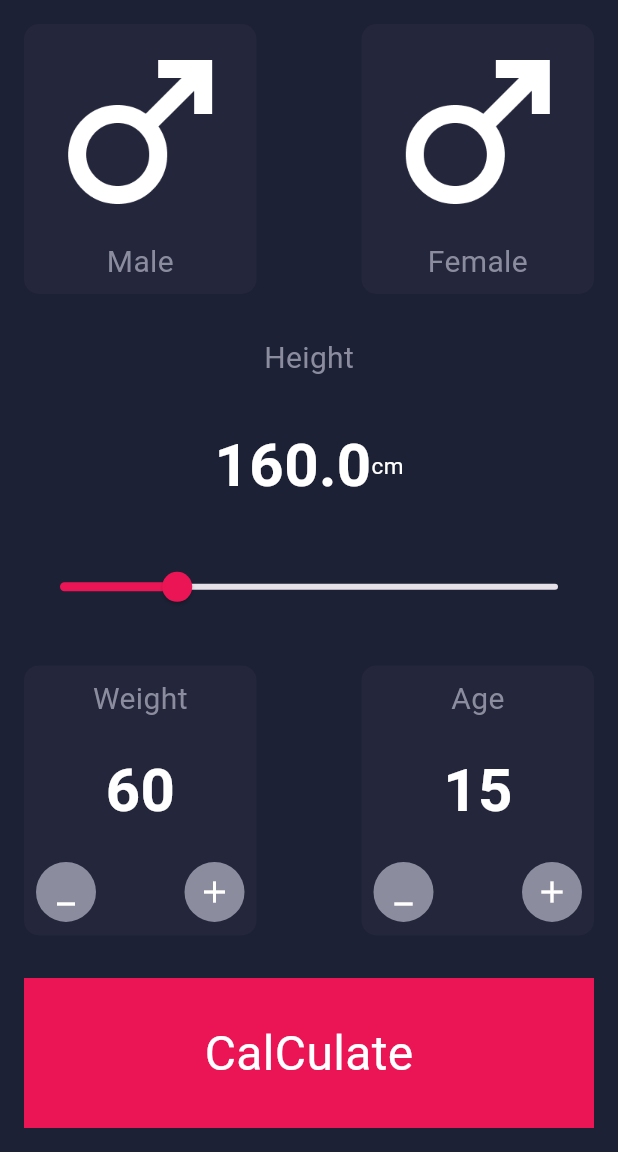
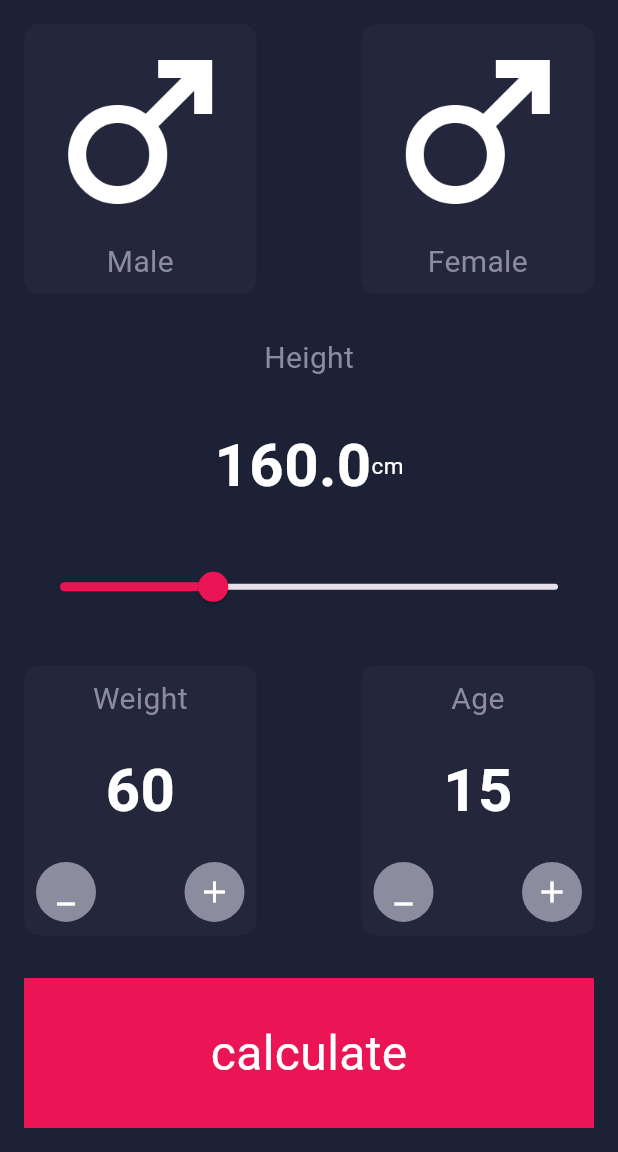
Before and after one commit to rahma-BlackHorse/BMI-Calculator, a Flutter app: the screen it shows after launch, on a phone screen of 412 x 824 dp, the part 84-1236 px from its top. Run offline on Flutter 3.47's test engine with Material 3 defaults, Android fonts, the phone set to English and light mode, and no system bars.

Commit message:
final updates

```diff
--- a/lib/constants/app_constants.dart
+++ b/lib/constants/app_constants.dart
@@ -6,4 +6,5 @@ class AppConstants {
   static const textColor = Color(0xFF8B8C9E);
   static const sliderColor = Color(0xFFEB1555);
   static const buttonColor = Color(0xFF8B8C9E);
+  static const containerColor = Color(0xFF333244);
 }
--- a/lib/views/home-screen.dart
+++ b/lib/views/home-screen.dart
@@ -1,7 +1,11 @@
 import 'package:bmicalc/constants/app_constants.dart';
+import 'package:bmicalc/views/result_view.dart';
 import 'package:bmicalc/widgets/control-container.dart';
+import 'package:bmicalc/widgets/custom-app-bar.dart';
+import 'package:bmicalc/widgets/custom-button.dart';
 import 'package:bmicalc/widgets/custom-gender-widg.dart';
 import 'package:flutter/material.dart';
+import 'package:bmicalc/models/bmi_calculator.dart';
 
 class BmiCalculator extends StatefulWidget {
   const BmiCalculator({super.key});
@@ -14,19 +18,12 @@ class _BmiCalculatorState extends State<BmiCalculator> {
   double height = 160;
   int weight = 60;
   int age = 15;
+  double bmi = 0;
   @override
   Widget build(BuildContext context) {
     return Scaffold(
       backgroundColor: AppConstants.scaffoldBackGroundColor,
-      appBar: AppBar(
-        title: Text(
-          "BMI Calculator",
-          style: TextStyle(
-              fontSize: 20, fontWeight: FontWeight.w600, color: Colors.white),
-        ),
-        centerTitle: true,
-        backgroundColor: AppConstants.appBarColor,
-      ),
+      appBar: CustomAppBar(),
       body: Padding(
         padding: const EdgeInsets.all(16.0),
         child: Column(
@@ -64,7 +61,7 @@ class _BmiCalculatorState extends State<BmiCalculator> {
             ),
             Slider(
                 min: 120,
-                max: 290,
+                max: 250,
                 value: height,
                 activeColor: AppConstants.sliderColor,
                 onChanged: ((double newValue) {
@@ -75,7 +72,7 @@ class _BmiCalculatorState extends State<BmiCalculator> {
             Row(
               mainAxisAlignment: MainAxisAlignment.spaceBetween,
               children: [
-                CustomControlWedgit(
+                CustomControlWidget(
                   text: "Weight",
                   input: weight.toString(),
                   increment: () {
@@ -89,7 +86,7 @@ class _BmiCalculatorState extends State<BmiCalculator> {
                     });
                   },
                 ),
-                CustomControlWedgit(
+                CustomControlWidget(
                     text: "Age",
                     input: age.toString(),
                     increment: () {
@@ -104,17 +101,18 @@ class _BmiCalculatorState extends State<BmiCalculator> {
                     })
               ],
             ),
-            InkWell(
-              child: Container(
-                alignment: Alignment.center,
-                color: AppConstants.sliderColor,
-                width: double.infinity,
-                height: 100,
-                child: Text(
-                  "CalCulate",
-                  style: TextStyle(fontSize: 32, color: Colors.white),
-                ),
-              ),
+            CustomButton(
+              text: "calculate",
+              onTap: () {
+                bmi = BmiCalculat.calculateBmi(weight, height);
+                Navigator.push(
+                    context,
+                    MaterialPageRoute(
+                      builder: (context) => ResultView(
+                        bmi: bmi,
+                      ),
+                    ));
+              },
             )
           ],
         ),
--- a/lib/widgets/control-container.dart
+++ b/lib/widgets/control-container.dart
@@ -1,8 +1,8 @@
 import 'package:bmicalc/constants/app_constants.dart';
 import 'package:flutter/material.dart';
 
-class CustomControlWedgit extends StatelessWidget {
-  const CustomControlWedgit(
+class CustomControlWidget extends StatelessWidget {
+  const CustomControlWidget(
       {super.key,
       required this.text,
       required this.input,
--- /dev/null
+++ b/lib/widgets/custom-app-bar.dart
@@ -0,0 +1,14 @@
+import 'package:bmicalc/constants/app_constants.dart';
+import 'package:flutter/material.dart';
+
+AppBar CustomAppBar() {
+  return AppBar(
+    title: Text(
+      "BMI Calculator",
+      style: TextStyle(
+          fontSize: 20, fontWeight: FontWeight.w600, color: Colors.white),
+    ),
+    centerTitle: true,
+    backgroundColor: AppConstants.appBarColor,
+  );
+}
--- /dev/null
+++ b/lib/widgets/custom-button.dart
@@ -0,0 +1,24 @@
+import 'package:bmicalc/constants/app_constants.dart';
+import 'package:flutter/material.dart';
+
+class CustomButton extends StatelessWidget {
+  const CustomButton({super.key, required this.text, required this.onTap});
+  final String text;
+  final VoidCallback onTap;
+  @override
+  Widget build(BuildContext context) {
+    return InkWell(
+      onTap: onTap,
+      child: Container(
+        alignment: Alignment.center,
+        color: AppConstants.sliderColor,
+        width: double.infinity,
+        height: 100,
+        child: Text(
+          text,
+          style: TextStyle(fontSize: 32, color: Colors.white),
+        ),
+      ),
+    );
+  }
+}
```
Also changed, not shown: lib/models/bmi_calculator.dart (added, +30 -0 lines), lib/views/result_view.dart (added, +84 -0 lines).
